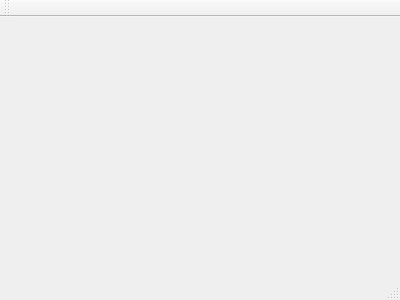
Before: the Qt Designer form mainwindow.ui in JohnnyBeGood34/EmbeddedProject-server, drawn with Qt 5.
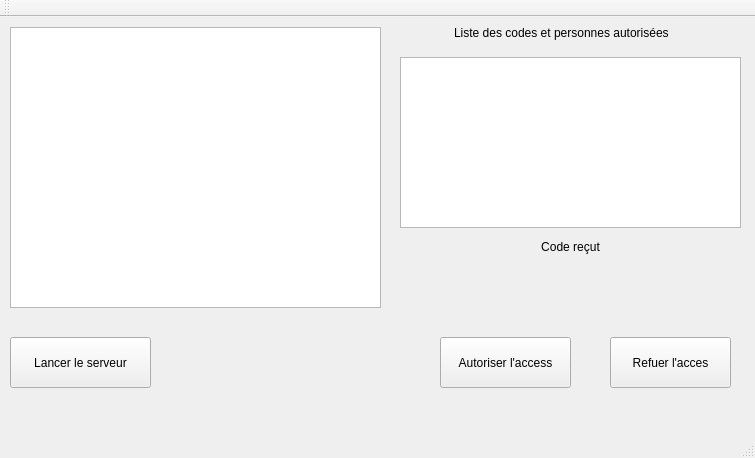
After: the same form once the commit is applied.

Commit message: control access

Patch:
```diff
--- a/mainwindow.ui
+++ b/mainwindow.ui
@@ -1,24 +1,147 @@
 <ui version="4.0">
  <class>MainWindow</class>
- <widget class="QMainWindow" name="MainWindow" >
-  <property name="geometry" >
+ <widget class="QMainWindow" name="MainWindow">
+  <property name="geometry">
    <rect>
     <x>0</x>
     <y>0</y>
-    <width>400</width>
-    <height>300</height>
+    <width>755</width>
+    <height>458</height>
    </rect>
   </property>
   <property name="windowTitle" >
    <string>MainWindow</string>
   </property>
-  <widget class="QMenuBar" name="menuBar" />
-  <widget class="QToolBar" name="mainToolBar" />
-  <widget class="QWidget" name="centralWidget" />
-  <widget class="QStatusBar" name="statusBar" />
+  <widget class="QWidget" name="centralWidget">
+   <widget class="QGraphicsView" name="graphicsView">
+    <property name="geometry">
+     <rect>
+      <x>10</x>
+      <y>10</y>
+      <width>371</width>
+      <height>281</height>
+     </rect>
+    </property>
+   </widget>
+   <widget class="QPushButton" name="grantAccessButton">
+    <property name="geometry">
+     <rect>
+      <x>440</x>
+      <y>320</y>
+      <width>131</width>
+      <height>51</height>
+     </rect>
+    </property>
+    <property name="text">
+     <string>Autoriser l'access</string>
+    </property>
+   </widget>
+   <widget class="QPushButton" name="denieAccess">
+    <property name="geometry">
+     <rect>
+      <x>610</x>
+      <y>320</y>
+      <width>121</width>
+      <height>51</height>
+     </rect>
+    </property>
+    <property name="text">
+     <string>Refuer l'acces</string>
+    </property>
+   </widget>
+   <widget class="QListView" name="listView">
+    <property name="geometry">
+     <rect>
+      <x>400</x>
+      <y>40</y>
+      <width>341</width>
+      <height>171</height>
+     </rect>
+    </property>
+   </widget>
+   <widget class="QLabel" name="label">
+    <property name="geometry">
+     <rect>
+      <x>454</x>
+      <y>0</y>
+      <width>231</width>
+      <height>31</height>
+     </rect>
+    </property>
+    <property name="lineWidth">
+     <number>1</number>
+    </property>
+    <property name="text">
+     <string>Liste des codes et personnes autorisées</string>
+    </property>
+   </widget>
+   <widget class="QPushButton" name="startServerButton">
+    <property name="geometry">
+     <rect>
+      <x>10</x>
+      <y>320</y>
+      <width>141</width>
+      <height>51</height>
+     </rect>
+    </property>
+    <property name="text">
+     <string>Lancer le serveur</string>
+    </property>
+   </widget>
+   <widget class="QLabel" name="label_2">
+    <property name="geometry">
+     <rect>
+      <x>440</x>
+      <y>220</y>
+      <width>261</width>
+      <height>20</height>
+     </rect>
+    </property>
+    <property name="text">
+     <string>Code reçut</string>
+    </property>
+    <property name="alignment">
+     <set>Qt::AlignCenter</set>
+    </property>
+   </widget>
+   <widget class="QLabel" name="codeReceived">
+    <property name="geometry">
+     <rect>
+      <x>510</x>
+      <y>250</y>
+      <width>121</width>
+      <height>17</height>
+     </rect>
+    </property>
+    <property name="text">
+     <string/>
+    </property>
+    <property name="alignment">
+     <set>Qt::AlignCenter</set>
+    </property>
+   </widget>
+  </widget>
+  <widget class="QToolBar" name="mainToolBar">
+   <attribute name="toolBarArea">
+    <enum>TopToolBarArea</enum>
+   </attribute>
+   <attribute name="toolBarBreak">
+    <bool>false</bool>
+   </attribute>
+  </widget>
+  <widget class="QStatusBar" name="statusBar"/>
+  <widget class="QMenuBar" name="menuBar">
+   <property name="geometry">
+    <rect>
+     <x>0</x>
+     <y>0</y>
+     <width>755</width>
+     <height>27</height>
+    </rect>
+   </property>
+  </widget>
  </widget>
- <layoutDefault spacing="6" margin="11" />
- <pixmapfunction></pixmapfunction>
+ <layoutdefault spacing="6" margin="11"/>
  <resources/>
  <connections/>
 </ui>
```
Left out of the diff: 3 changed lines with no effect on the pictures. The commit also changes 14 other files.
